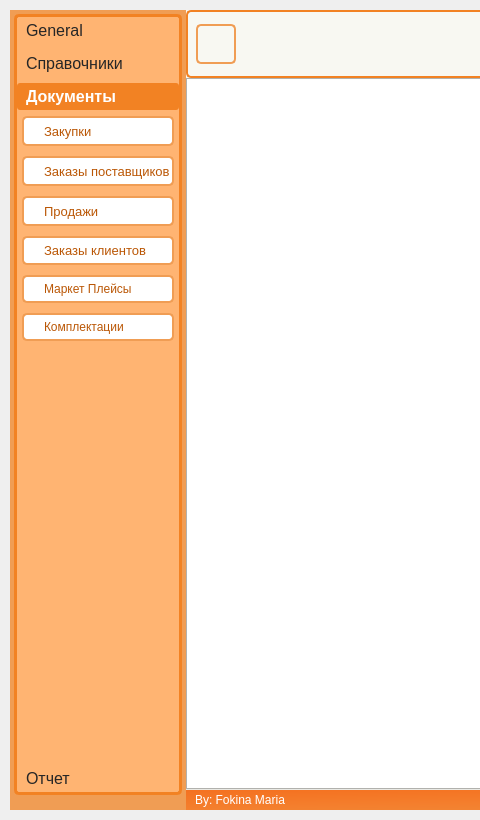
Above: wind/main_window.ui from Masik84/Daily_Report_QT before the change; both pictures show x 0 to 480 and y 0 to 820 of the 1400 by 820 pixel window. Below: the same form after it.
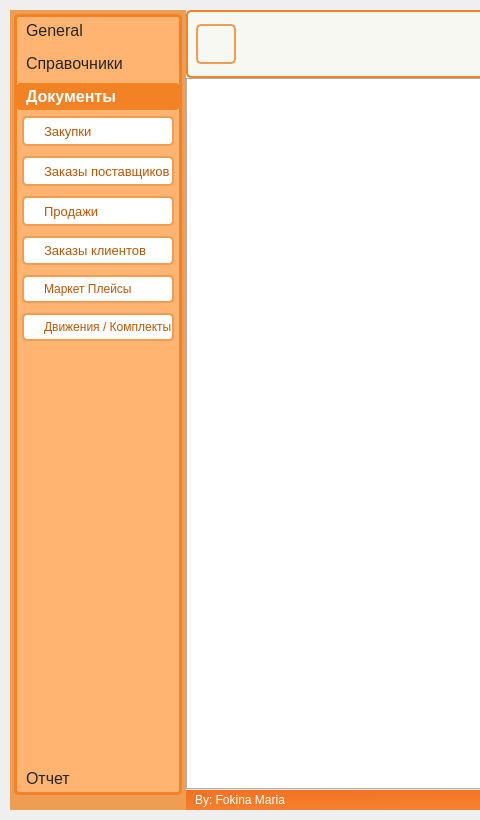
That is the form after the change. The open tabs and pages were chosen to show the change. Icons and pictures are not drawn.

```diff
--- a/wind/main_window.ui
+++ b/wind/main_window.ui
@@ -547,7 +547,7 @@
             <rect>
              <x>0</x>
              <y>0</y>
-             <width>206</width>
+             <width>179</width>
              <height>643</height>
             </rect>
            </property>
@@ -683,7 +683,7 @@
             <item>
              <widget class="QPushButton" name="btn_Complect">
               <property name="text">
-               <string>Комплектации</string>
+               <string>Движения / Комплекты</string>
               </property>
              </widget>
             </item>
```
Left out of the diff: 10 changed lines with no effect on the pictures.
